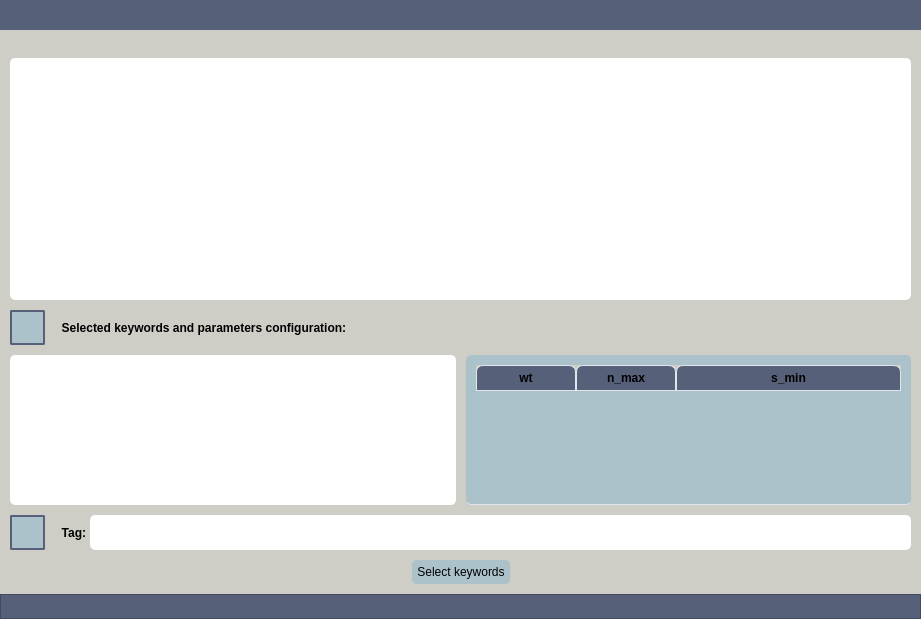
First picture: the form in UIs/get_labels_by_keywords.ui, repository IntelCompH2020/domain_classification, before the edit.
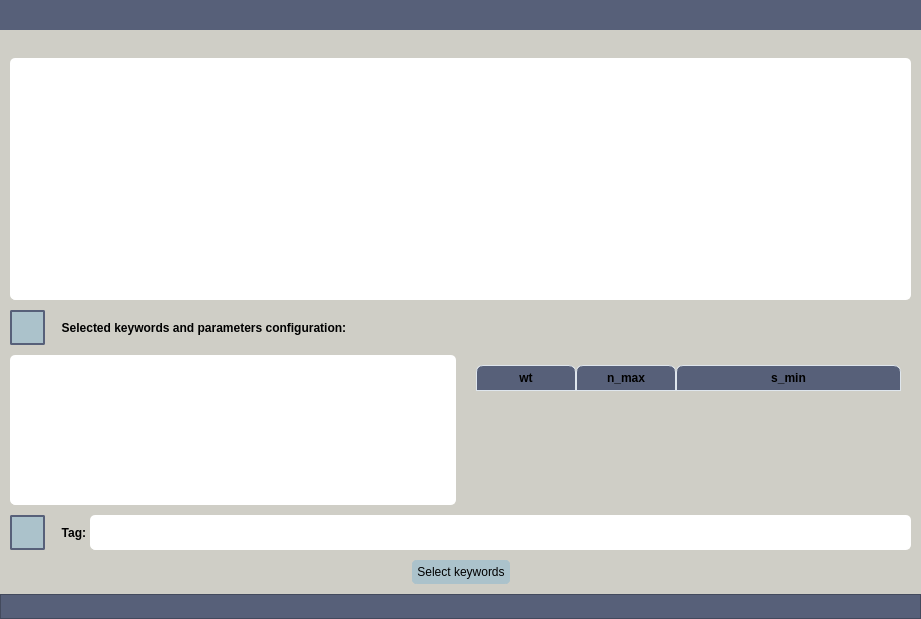
Second picture: the form after the edit.

Commit message: Relevance feedback implemented; main UI updated to included parameter configuration; keywords and topics moved into secondary thread.

```diff
--- a/UIs/get_labels_by_keywords.ui
+++ b/UIs/get_labels_by_keywords.ui
@@ -407,14 +407,14 @@
              </property>
              <property name="styleSheet">
               <string notr="true">QTableWidget {	
-	background-color: #ABC2CB;
 	padding: 10px;
 	border-radius: 5px;
 	gridline-color: #DFE6ED;
-	border-bottom: 1px solid #DFE6ED;
 	color:black;
+
 }
 QTableWidget::item{
+	background-color: #ABC2CB;
 	border-color: #DFE6ED;
 	padding-left: 5px;
 	padding-right: 5px;
@@ -476,6 +476,9 @@
              <attribute name="verticalHeaderVisible">
               <bool>false</bool>
              </attribute>
+             <attribute name="verticalHeaderStretchLastSection">
+              <bool>true</bool>
+             </attribute>
              <column>
               <property name="text">
                <string>wt</string>
```
The commit also changes 11 other files.
